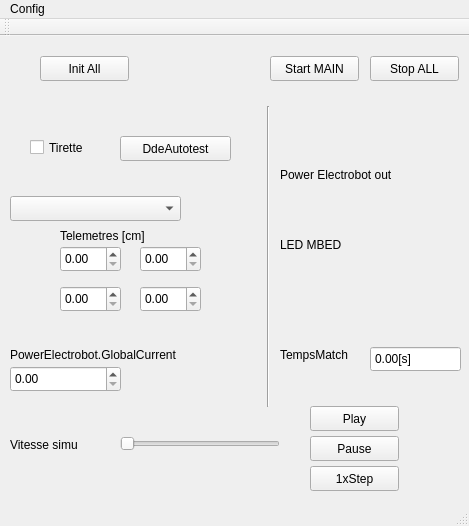
Before: the Qt Designer form PluginModules/Simulia/ihm_Simulia.ui in CRLG/LABOTBOX, drawn with Qt 5.
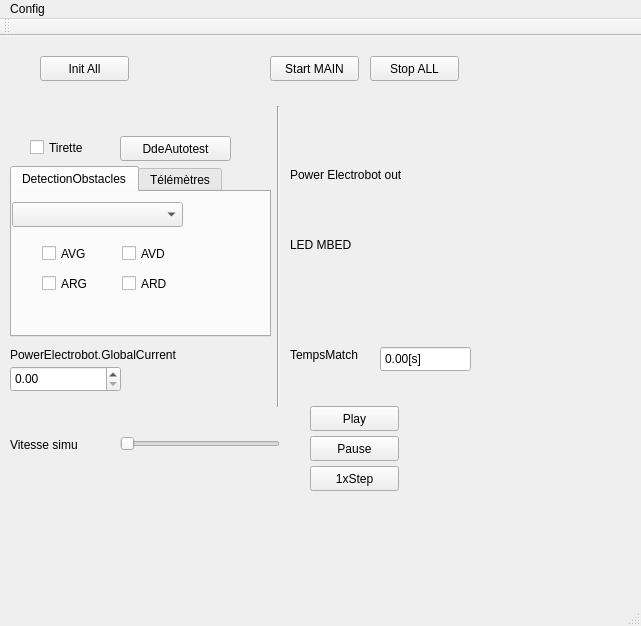
After: the same form once the commit is applied. Custom widgets are drawn as their Qt base class.

Commit message:
#49 [Simulia] Simulation de la détection d'obstacle
Les données de simulation des obstacles détectés peuvent provenir de 3 sources :
  - De l'IHM pour mise au point / tests unitaires à la main
  - De la classe de base qui est liée aux données télémètres
  - Du DataManager

```diff
--- a/PluginModules/Simulia/ihm_Simulia.ui
+++ b/PluginModules/Simulia/ihm_Simulia.ui
@@ -6,31 +6,18 @@
    <rect>
     <x>0</x>
     <y>0</y>
-    <width>469</width>
-    <height>526</height>
+    <width>641</width>
+    <height>626</height>
    </rect>
   </property>
   <property name="windowTitle">
    <string>MainWindow</string>
   </property>
   <widget class="QWidget" name="centralwidget">
-   <widget class="QDoubleSpinBox" name="Telemetre_AVD">
-    <property name="geometry">
-     <rect>
-      <x>140</x>
-      <y>210</y>
-      <width>61</width>
-      <height>26</height>
-     </rect>
-    </property>
-    <property name="maximum">
-     <double>999999999999999.000000000000000</double>
-    </property>
-   </widget>
    <widget class="QLed" name="power_electrobot_sw_2">
     <property name="geometry">
      <rect>
-      <x>300</x>
+      <x>310</x>
       <y>150</y>
       <width>20</width>
       <height>20</height>
@@ -58,7 +45,7 @@
    <widget class="QLed" name="power_electrobot_sw_8">
     <property name="geometry">
      <rect>
-      <x>420</x>
+      <x>430</x>
       <y>150</y>
       <width>20</width>
       <height>20</height>
@@ -86,7 +73,7 @@
    <widget class="Line" name="line">
     <property name="geometry">
      <rect>
-      <x>260</x>
+      <x>270</x>
       <y>70</y>
       <width>16</width>
       <height>301</height>
@@ -125,7 +112,7 @@
    <widget class="QDoubleSpinBox" name="TempsMatch">
     <property name="geometry">
      <rect>
-      <x>370</x>
+      <x>380</x>
       <y>310</y>
       <width>91</width>
       <height>26</height>
@@ -167,7 +154,7 @@
    <widget class="QLed" name="power_electrobot_sw_4">
     <property name="geometry">
      <rect>
-      <x>340</x>
+      <x>350</x>
       <y>150</y>
       <width>20</width>
       <height>20</height>
@@ -195,7 +182,7 @@
    <widget class="QLabel" name="label_4">
     <property name="geometry">
      <rect>
-      <x>280</x>
+      <x>290</x>
       <y>130</y>
       <width>151</width>
       <height>17</height>
@@ -208,7 +195,7 @@
    <widget class="QLabel" name="label_2">
     <property name="geometry">
      <rect>
-      <x>280</x>
+      <x>290</x>
       <y>310</y>
       <width>101</width>
       <height>17</height>
@@ -234,7 +221,7 @@
    <widget class="QLed" name="power_electrobot_sw_7">
     <property name="geometry">
      <rect>
-      <x>400</x>
+      <x>410</x>
       <y>150</y>
       <width>20</width>
       <height>20</height>
@@ -259,23 +246,10 @@
      <enum>QLed::Circle</enum>
     </property>
    </widget>
-   <widget class="QDoubleSpinBox" name="Telemetre_ARD">
-    <property name="geometry">
-     <rect>
-      <x>140</x>
-      <y>250</y>
-      <width>61</width>
-      <height>26</height>
-     </rect>
-    </property>
-    <property name="maximum">
-     <double>999999999999999.000000000000000</double>
-    </property>
-   </widget>
    <widget class="QLed" name="power_electrobot_sw_1">
     <property name="geometry">
      <rect>
-      <x>280</x>
+      <x>290</x>
       <y>150</y>
       <width>20</width>
       <height>20</height>
@@ -300,23 +274,10 @@
      <enum>QLed::Circle</enum>
     </property>
    </widget>
-   <widget class="QDoubleSpinBox" name="Telemetre_AVG">
-    <property name="geometry">
-     <rect>
-      <x>60</x>
-      <y>210</y>
-      <width>61</width>
-      <height>26</height>
-     </rect>
-    </property>
-    <property name="maximum">
-     <double>999999999999999.000000000000000</double>
-    </property>
-   </widget>
    <widget class="QLed" name="power_electrobot_sw_6">
     <property name="geometry">
      <rect>
-      <x>380</x>
+      <x>390</x>
       <y>150</y>
       <width>20</width>
       <height>20</height>
@@ -341,19 +302,6 @@
      <enum>QLed::Circle</enum>
     </property>
    </widget>
-   <widget class="QDoubleSpinBox" name="Telemetre_ARG">
-    <property name="geometry">
-     <rect>
-      <x>60</x>
-      <y>250</y>
-      <width>61</width>
-      <height>26</height>
-     </rect>
-    </property>
-    <property name="maximum">
-     <double>999999999999999.000000000000000</double>
-    </property>
-   </widget>
    <widget class="QPushButton" name="pb_start_main">
     <property name="geometry">
      <rect>
@@ -367,19 +315,6 @@
      <string>Start MAIN</string>
     </property>
    </widget>
-   <widget class="QLabel" name="label">
-    <property name="geometry">
-     <rect>
-      <x>60</x>
-      <y>190</y>
-      <width>111</width>
-      <height>20</height>
-     </rect>
-    </property>
-    <property name="text">
-     <string>Telemetres [cm]</string>
-    </property>
-   </widget>
    <widget class="QSlider" name="speed_simu">
     <property name="geometry">
      <rect>
@@ -399,7 +334,7 @@
    <widget class="QLed" name="power_electrobot_sw_5">
     <property name="geometry">
      <rect>
-      <x>360</x>
+      <x>370</x>
       <y>150</y>
       <width>20</width>
       <height>20</height>
@@ -427,7 +362,7 @@
    <widget class="QLed" name="power_electrobot_sw_3">
     <property name="geometry">
      <rect>
-      <x>320</x>
+      <x>330</x>
       <y>150</y>
       <width>20</width>
       <height>20</height>
@@ -481,7 +416,7 @@
    <widget class="QLed" name="led_mbed_1">
     <property name="geometry">
      <rect>
-      <x>280</x>
+      <x>290</x>
       <y>220</y>
       <width>20</width>
       <height>20</height>
@@ -509,7 +444,7 @@
    <widget class="QLabel" name="label_6">
     <property name="geometry">
      <rect>
-      <x>280</x>
+      <x>290</x>
       <y>200</y>
       <width>151</width>
       <height>17</height>
@@ -522,7 +457,7 @@
    <widget class="QLed" name="led_mbed_2">
     <property name="geometry">
      <rect>
-      <x>310</x>
+      <x>320</x>
       <y>220</y>
       <width>20</width>
       <height>20</height>
@@ -550,7 +485,7 @@
    <widget class="QLed" name="led_mbed_3">
     <property name="geometry">
      <rect>
-      <x>340</x>
+      <x>350</x>
       <y>220</y>
       <width>20</width>
       <height>20</height>
@@ -578,7 +513,7 @@
    <widget class="QLed" name="led_mbed_4">
     <property name="geometry">
      <rect>
-      <x>370</x>
+      <x>380</x>
       <y>220</y>
       <width>20</width>
       <height>20</height>
@@ -642,18 +577,223 @@
      <string>Play</string>
     </property>
    </widget>
-   <widget class="QComboBox" name="OrigineTelemetres">
+   <widget class="QTabWidget" name="ObstaclesTelemetres">
     <property name="geometry">
      <rect>
       <x>10</x>
-      <y>160</y>
-      <width>171</width>
-      <height>25</height>
+      <y>130</y>
+      <width>261</width>
+      <height>171</height>
      </rect>
     </property>
     <property name="toolTip">
      <string>Origine des données télémètres</string>
     </property>
+    <widget class="QWidget" name="tab_detectionObstacles">
+     <attribute name="title">
+      <string>DetectionObstacles</string>
+     </attribute>
+     <widget class="QComboBox" name="OrigineDetectionObstacles">
+      <property name="geometry">
+       <rect>
+        <x>0</x>
+        <y>10</y>
+        <width>171</width>
+        <height>25</height>
+       </rect>
+      </property>
+      <property name="toolTip">
+       <string>Origine des données détections d'obstacle</string>
+      </property>
+     </widget>
+     <widget class="QCheckBox" name="detectionObstacle_AVG">
+      <property name="geometry">
+       <rect>
+        <x>30</x>
+        <y>50</y>
+        <width>51</width>
+        <height>23</height>
+       </rect>
+      </property>
+      <property name="toolTip">
+       <string>Force détection d'obstacle AVG</string>
+      </property>
+      <property name="text">
+       <string>AVG</string>
+      </property>
+     </widget>
+     <widget class="QCheckBox" name="detectionObstacle_AVD">
+      <property name="geometry">
+       <rect>
+        <x>110</x>
+        <y>50</y>
+        <width>51</width>
+        <height>23</height>
+       </rect>
+      </property>
+      <property name="toolTip">
+       <string>Force détection d'obstacle AVD</string>
+      </property>
+      <property name="text">
+       <string>AVD</string>
+      </property>
+     </widget>
+     <widget class="QCheckBox" name="detectionObstacle_ARG">
+      <property name="geometry">
+       <rect>
+        <x>30</x>
+        <y>80</y>
+        <width>51</width>
+        <height>23</height>
+       </rect>
+      </property>
+      <property name="toolTip">
+       <string>Force détection d'obstacle ARG</string>
+      </property>
+      <property name="text">
+       <string>ARG</string>
+      </property>
+     </widget>
+     <widget class="QCheckBox" name="detectionObstacle_ARD">
+      <property name="geometry">
+       <rect>
+        <x>110</x>
+        <y>80</y>
+        <width>51</width>
+        <height>23</height>
+       </rect>
+      </property>
+      <property name="toolTip">
+       <string>Force détection d'obstacle ARD</string>
+      </property>
+      <property name="text">
+       <string>ARD</string>
+      </property>
+     </widget>
+     <widget class="QLed" name="led_isObstacle">
+      <property name="geometry">
+       <rect>
+        <x>190</x>
+        <y>50</y>
+        <width>50</width>
+        <height>50</height>
+       </rect>
+      </property>
+      <property name="toolTip">
+       <string>isObstacle général entrée modèle</string>
+      </property>
+      <property name="whatsThis">
+       <string>Led widget</string>
+      </property>
+      <property name="value">
+       <bool>false</bool>
+      </property>
+      <property name="onColor">
+       <enum>QLed::Red</enum>
+      </property>
+      <property name="offColor">
+       <enum>QLed::Grey</enum>
+      </property>
+      <property name="shape">
+       <enum>QLed::Circle</enum>
+      </property>
+     </widget>
+    </widget>
+    <widget class="QWidget" name="tab_2">
+     <attribute name="title">
+      <string>Télémètres</string>
+     </attribute>
+     <widget class="QDoubleSpinBox" name="Telemetre_ARG">
+      <property name="geometry">
+       <rect>
+        <x>50</x>
+        <y>100</y>
+        <width>61</width>
+        <height>26</height>
+       </rect>
+      </property>
+      <property name="maximum">
+       <double>999999999999999.000000000000000</double>
+      </property>
+      <property name="value">
+       <double>100.000000000000000</double>
+      </property>
+     </widget>
+     <widget class="QDoubleSpinBox" name="Telemetre_ARD">
+      <property name="geometry">
+       <rect>
+        <x>130</x>
+        <y>100</y>
+        <width>61</width>
+        <height>26</height>
+       </rect>
+      </property>
+      <property name="maximum">
+       <double>999999999999999.000000000000000</double>
+      </property>
+      <property name="value">
+       <double>100.000000000000000</double>
+      </property>
+     </widget>
+     <widget class="QLabel" name="label">
+      <property name="geometry">
+       <rect>
+        <x>50</x>
+        <y>40</y>
+        <width>111</width>
+        <height>20</height>
+       </rect>
+      </property>
+      <property name="text">
+       <string>Telemetres [cm]</string>
+      </property>
+     </widget>
+     <widget class="QComboBox" name="OrigineTelemetres">
+      <property name="geometry">
+       <rect>
+        <x>0</x>
+        <y>10</y>
+        <width>171</width>
+        <height>25</height>
+       </rect>
+      </property>
+      <property name="toolTip">
+       <string>Origine des données télémètres</string>
+      </property>
+     </widget>
+     <widget class="QDoubleSpinBox" name="Telemetre_AVD">
+      <property name="geometry">
+       <rect>
+        <x>130</x>
+        <y>60</y>
+        <width>61</width>
+        <height>26</height>
+       </rect>
+      </property>
+      <property name="maximum">
+       <double>999999999999999.000000000000000</double>
+      </property>
+      <property name="value">
+       <double>100.000000000000000</double>
+      </property>
+     </widget>
+     <widget class="QDoubleSpinBox" name="Telemetre_AVG">
+      <property name="geometry">
+       <rect>
+        <x>50</x>
+        <y>60</y>
+        <width>61</width>
+        <height>26</height>
+       </rect>
+      </property>
+      <property name="maximum">
+       <double>999999999999999.000000000000000</double>
+      </property>
+      <property name="value">
+       <double>100.000000000000000</double>
+      </property>
+     </widget>
+    </widget>
    </widget>
   </widget>
   <widget class="QMenuBar" name="menuBar">
@@ -661,7 +801,7 @@
     <rect>
      <x>0</x>
      <y>0</y>
-     <width>469</width>
+     <width>641</width>
      <height>22</height>
     </rect>
    </property>
```
Left out of the diff: 4 changed lines with no effect on the pictures. The commit also changes 5 other files.
